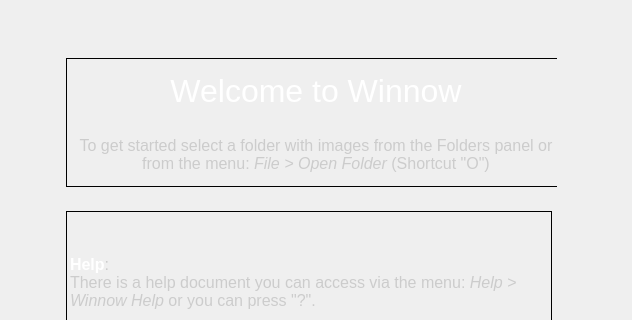
Above: Help/welcome.ui from towhee/Winnow64 before the change; both pictures show x 91 to 723 and y 0 to 320 of the 814 by 508 pixel window. Below: the same form after it.
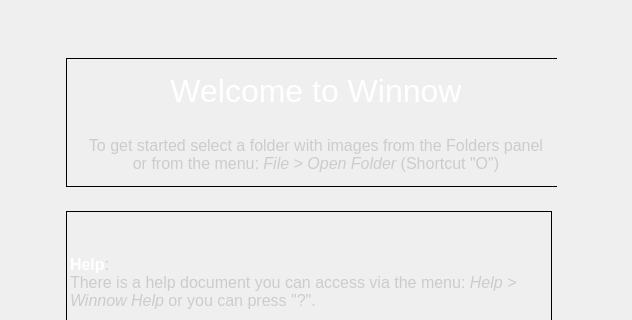
That is the form after the change.

Patch:
```diff
--- a/Help/welcome.ui
+++ b/Help/welcome.ui
@@ -30,8 +30,8 @@
     <rect>
      <x>0</x>
      <y>0</y>
-     <width>793</width>
-     <height>1015</height>
+     <width>799</width>
+     <height>707</height>
     </rect>
    </property>
    <layout class="QHBoxLayout" name="horizontalLayout">
@@ -96,7 +96,7 @@
             <enum>QFrame::Box</enum>
            </property>
            <property name="text">
-            <string>&lt;html&gt;&lt;head/&gt;&lt;body&gt;&lt;p align=&quot;center&quot;&gt;&lt;span style=&quot; color:#cccccc;&quot;&gt;&lt;br/&gt;&lt;/span&gt;&lt;span style=&quot; font-size:24pt; color:#ffffff;&quot;&gt;Welcome to Winnow&lt;/span&gt;&lt;/p&gt;&lt;p&gt;&lt;span style=&quot; color:#cccccc;&quot;&gt;&lt;br/&gt;&lt;/span&gt;&lt;span style=&quot; font-size:12pt; color:#cccccc;&quot;&gt;To get started select a folder with images from the Folders panel or from the menu: &lt;/span&gt;&lt;span style=&quot; font-size:12pt; font-style:italic; color:#cccccc;&quot;&gt;File &amp;gt; Open Folder&lt;/span&gt;&lt;span style=&quot; font-size:12pt; color:#cccccc;&quot;&gt; (Shortcut &amp;quot;O&amp;quot;)&lt;/span&gt;&lt;span style=&quot; color:#cccccc;&quot;&gt;&lt;br/&gt;&lt;/span&gt;&lt;/p&gt;&lt;/body&gt;&lt;/html&gt;</string>
+            <string>&lt;html&gt;&lt;head/&gt;&lt;body&gt;&lt;p align=&quot;center&quot;&gt;&lt;span style=&quot; color:#cccccc;&quot;&gt;&lt;br/&gt;&lt;/span&gt;&lt;span style=&quot; font-size:24pt; color:#ffffff;&quot;&gt;Welcome to Winnow&lt;/span&gt;&lt;/p&gt;&lt;p align=&quot;center&quot;&gt;&lt;span style=&quot; color:#cccccc;&quot;&gt;&lt;br/&gt;&lt;/span&gt;&lt;span style=&quot; font-size:12pt; color:#cccccc;&quot;&gt;To get started select a folder with images from the Folders panel &lt;br/&gt;or from the menu: &lt;/span&gt;&lt;span style=&quot; font-size:12pt; font-style:italic; color:#cccccc;&quot;&gt;File &amp;gt; Open Folder&lt;/span&gt;&lt;span style=&quot; font-size:12pt; color:#cccccc;&quot;&gt; (Shortcut &amp;quot;O&amp;quot;)&lt;/span&gt;&lt;span style=&quot; color:#cccccc;&quot;&gt;&lt;br/&gt;&lt;/span&gt;&lt;/p&gt;&lt;/body&gt;&lt;/html&gt;</string>
            </property>
            <property name="alignment">
             <set>Qt::AlignCenter</set>
```
